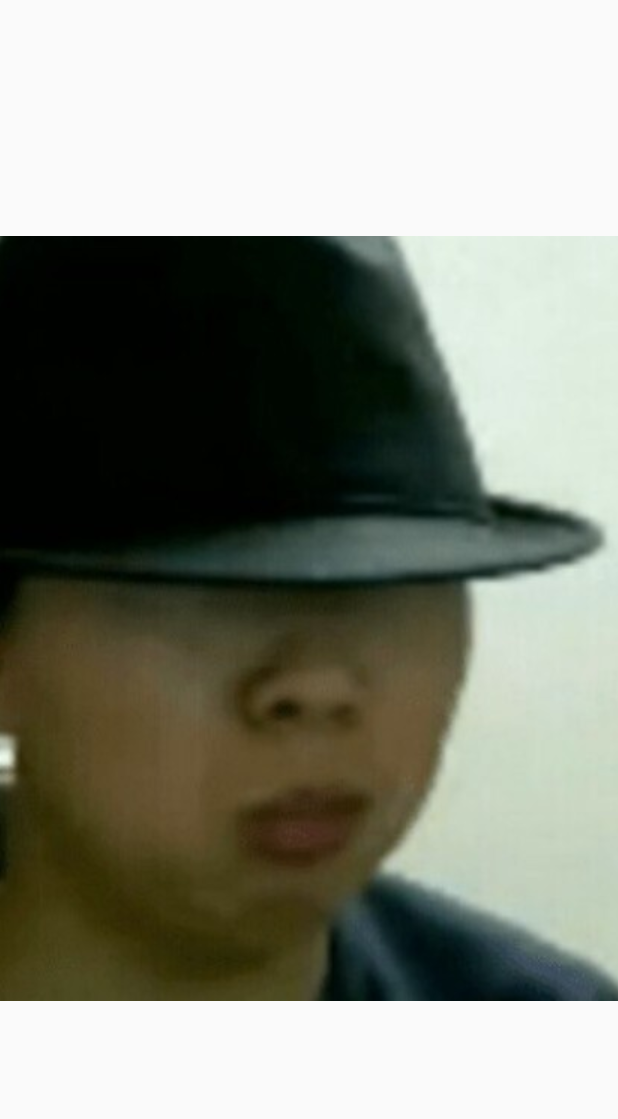
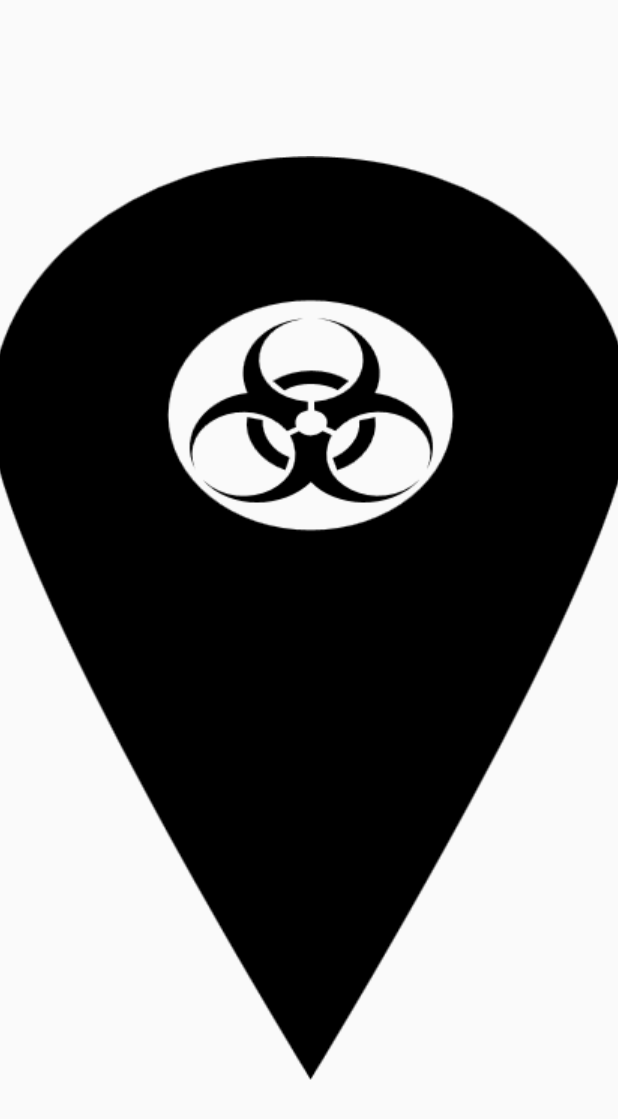
Before and after one commit to bigtech21/Hirus, an Android app: the LodingActivity screen opened directly, with no data from a screen before it, on a phone screen of 412 x 824 dp. Shown: the top 1119 px of the screen. Run offline under Robolectric (Android 15) with nearby library versions, the phone set to English and light mode, and no system bars.

Commit message:
엄준식 사진 변수 등 수정

```diff
--- a/app/src/main/java/com/kcl/hirus/AboutInfection.java
+++ b/app/src/main/java/com/kcl/hirus/AboutInfection.java
@@ -47,8 +47,6 @@ public class AboutInfection extends Fragment implements MainActivity.OnBackpress
     String addressArr;
     TextView address;
     TextView City;
-    String infName;
-    String  Cityname;
     @Override
     public View onCreateView(LayoutInflater inflater, ViewGroup container,
                              Bundle savedInstanceState) {
--- a/app/src/main/java/com/kcl/hirus/LodingActivity.java
+++ b/app/src/main/java/com/kcl/hirus/LodingActivity.java
@@ -11,7 +11,7 @@ import android.util.Log;
 import android.widget.ImageView;
 
 public class LodingActivity extends AppCompatActivity {
-    ImageView um;
+    ImageView iv;
     BitmapDrawable bitmap;
     @Override
     protected void onCreate(Bundle savedInstanceState) {
@@ -19,16 +19,16 @@ public class LodingActivity extends AppCompatActivity {
         setContentView(R.layout.activity_loding);
         startLoding();
 
-        um = findViewById(R.id.UmLoding);
+        iv = findViewById(R.id.UmLoding);
 
         Resources res = getResources();
         bitmap = (BitmapDrawable)res.getDrawable(R.drawable.um);
         int bitmapWidth = bitmap.getIntrinsicWidth();
         int bitmapHeight = bitmap.getIntrinsicHeight();
 
-        um.setImageDrawable(bitmap);
-        um.getLayoutParams().width = bitmapWidth;
-        um.getLayoutParams().height = bitmapHeight;
+        iv.setImageDrawable(bitmap);
+        iv.getLayoutParams().width = bitmapWidth;
+        iv.getLayoutParams().height = bitmapHeight;
 
     }
 
--- a/app/src/main/java/com/kcl/hirus/Setting.java
+++ b/app/src/main/java/com/kcl/hirus/Setting.java
@@ -113,7 +113,7 @@ public class Setting extends Fragment implements MainActivity.OnBackpressedListe
         }
 
         Nbuilder.setContentTitle("Hirus Notification");
-        Nbuilder.setContentText("UM IS STILL ALIVE");
+        Nbuilder.setContentText("Hirus");
         Nbuilder.setSmallIcon(android.R.drawable.ic_menu_view);
         Notification noti = Nbuilder.build();
 
@@ -141,8 +141,8 @@ public class Setting extends Fragment implements MainActivity.OnBackpressedListe
 
         Intent intent = new Intent(getActivity(), MainActivity.class);
         PendingIntent pendingIntent = PendingIntent.getActivity(getActivity(), 101, intent, PendingIntent.FLAG_UPDATE_CURRENT);
-        Nbuilder.setContentTitle("엄준식2");
-        Nbuilder.setContentText("엄준식은 살아있다");
+        Nbuilder.setContentTitle("하이러스");
+        Nbuilder.setContentText("하이러스");
         Nbuilder.setSmallIcon(android.R.drawable.ic_menu_view);
         Nbuilder.setAutoCancel(true);
         Nbuilder.setContentIntent(pendingIntent);
```
Also changed, not shown: app/src/main/AndroidManifest.xml (+4 -3 lines), app/src/main/res/drawable/um.png.
